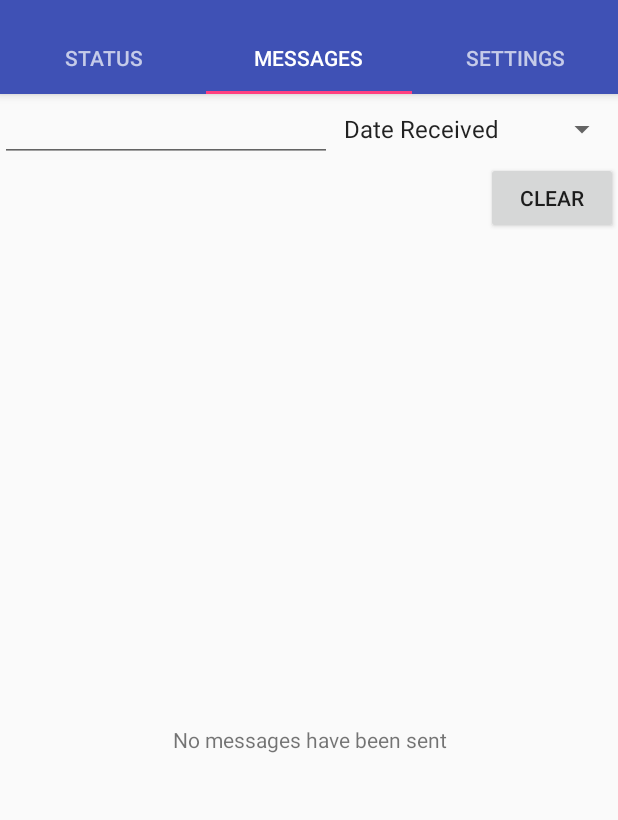
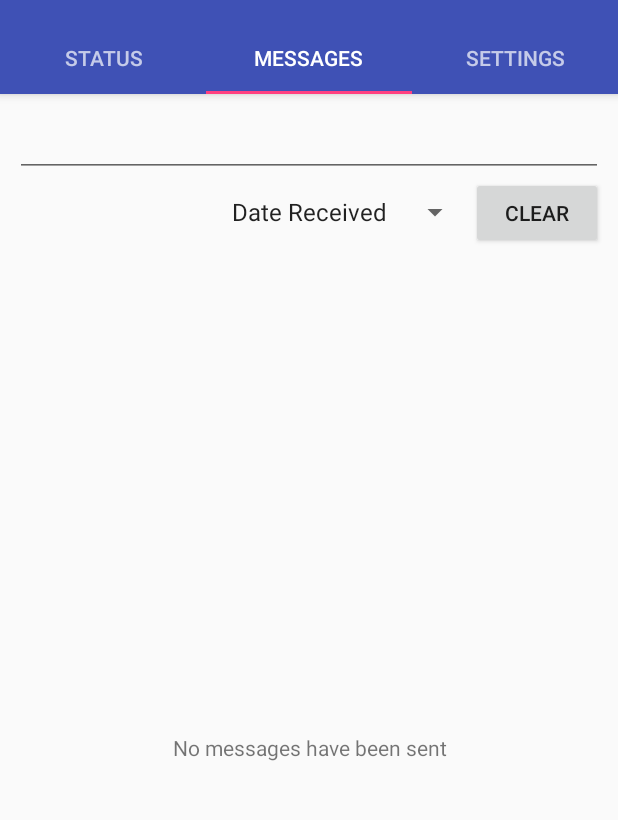
Before and after one commit to kyokoyam1994/Text2Gmail, an Android app: the screen it shows after launch (MainActivity), tab 2 chosen, on a phone screen of 412 x 824 dp, the part 74-894 px from its top. Run offline under Robolectric (Android 15) with nearby library versions, the phone set to English and light mode, and no system bars; our stand-ins replace Room's generated code.

Commit message:
-Added simpler query for retrieving cursor with both number and contact name -Changed the layout of message log fragment components (tentative)

```diff
--- a/app/src/main/java/com/example/kosko/text2gmail/adapter/ContactSelectionAdapter.java
+++ b/app/src/main/java/com/example/kosko/text2gmail/adapter/ContactSelectionAdapter.java
@@ -25,7 +25,9 @@ public class ContactSelectionAdapter extends CursorAdapter {
     @Override
     public void bindView(View view, Context context, Cursor cursor) {
         TextView textViewContactName = view.findViewById(R.id.textViewContactName);
+        TextView textViewPhoneNumber = view.findViewById(R.id.textViewPhoneNumber);
         textViewContactName.setText(cursor.getString(cursor.getColumnIndex(ContactsContract.Contacts.DISPLAY_NAME_PRIMARY)));
+        textViewPhoneNumber.setText(cursor.getString(cursor.getColumnIndex(ContactsContract.CommonDataKinds.Phone.NUMBER)));
     }
 
 }
--- a/app/src/main/res/layout/message_log_fragment.xml
+++ b/app/src/main/res/layout/message_log_fragment.xml
@@ -8,27 +8,32 @@
     <LinearLayout
         android:layout_width="match_parent"
         android:layout_height="wrap_content"
+        android:layout_marginEnd="10dp"
+        android:layout_marginStart="10dp"
+        android:layout_marginTop="10dp"
         android:orientation="horizontal">
 
         <EditText
             android:id="@+id/editTextFilter"
-            android:layout_width="0dp"
+            android:layout_width="wrap_content"
             android:layout_height="wrap_content"
             android:layout_weight="7" />
 
-        <Spinner
-            android:id="@+id/spinnerSortLog"
-            android:layout_width="0dp"
-            android:layout_height="wrap_content"
-            android:layout_weight="6"
-            android:entries="@array/sort_options" />
     </LinearLayout>
 
     <LinearLayout
-        android:layout_width="match_parent"
+        android:layout_width="wrap_content"
         android:layout_height="wrap_content"
-        android:gravity="right"
+        android:layout_gravity="right"
+        android:layout_marginEnd="10dp"
         android:orientation="horizontal">
+
+        <Spinner
+            android:id="@+id/spinnerSortLog"
+            android:layout_width="wrap_content"
+            android:layout_height="wrap_content"
+            android:layout_weight="1"
+            android:entries="@array/sort_options" />
 
         <Button
             android:id="@+id/buttonClearLog"
```
Also changed, not shown: app/src/main/java/com/example/kosko/text2gmail/ContactSelectionActivity.java (+1 -27 lines).
